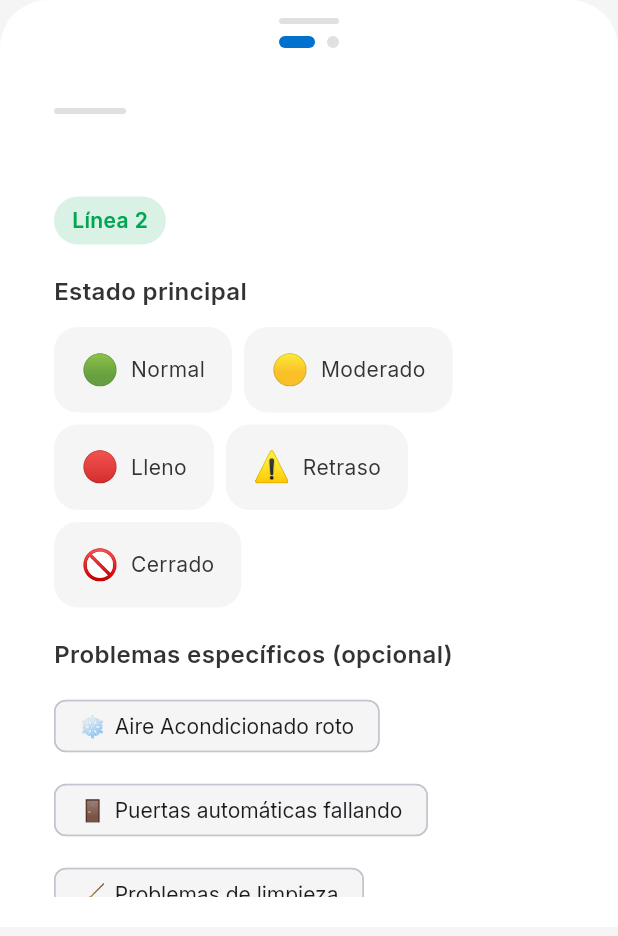
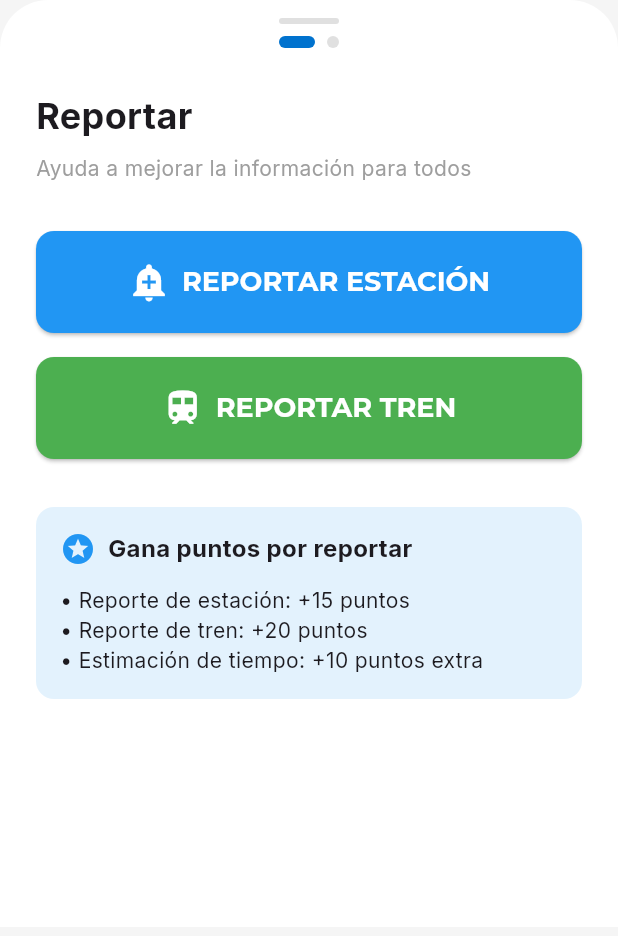
Before and after one commit to dieguzzz/MAQ, a Flutter app: the StationReportSheet widget shown alone on an empty page, opened directly with empty values, swiped to page 2, on a phone screen of 412 x 824 dp. Shown: the top 936 px of the screen. Run offline on Flutter 3.47's test engine with Material 3 defaults, Android fonts, the light colour scheme and no system bars; our stand-ins replace cloud_firestore, cloud_functions, firebase_auth, firebase_core, firebase_messaging, firebase_storage and 10 more; missing offline and left inert: app_settings; accounts and stored records are empty; generated files the repository leaves out were written again; network calls fail; statements that could not run were skipped.

Commit message:
refactor: Actualizar StationReportSheet con dos vistas deslizables
- Primera pÃ¡gina: solo informaciÃ³n de estaciÃ³n (sin botones de reporte)
- Segunda pÃ¡gina: botones para reportar estaciÃ³n y tren
- Integrar nuevos flujos simplificados (StationReportFlowScreen, TrainReportFlowScreen)
- Mantener formato bottom sheet con PageView para deslizar entre vistas

```diff
--- a/lib/widgets/station_report_sheet.dart
+++ b/lib/widgets/station_report_sheet.dart
@@ -15,7 +15,8 @@ import '../services/firebase_service.dart';
 import '../models/learning_report_model.dart';
 import '../models/report_model.dart';
 import 'package:cloud_firestore/cloud_firestore.dart';
-import 'enhanced_report_modal.dart';
+import '../screens/reports/station_report_flow.dart';
+import '../screens/reports/train_report_flow.dart';
 import 'arrival_confirmation_dialog.dart';
 
 /// Widget que combina la información de la estación y el modal de reporte
@@ -127,8 +128,11 @@ class _StationReportSheetState extends State<StationReportSheet> {
                         });
                       },
                     ),
-                    // Página 2: Modal de reporte
-                    EnhancedReportModal(station: widget.station),
+                    // Página 2: Botones de reporte
+                    StationReportView(
+                      station: widget.station,
+                      scrollController: scrollController,
+                    ),
                   ],
                 ),
               ),
@@ -166,15 +170,6 @@ class StationInfoView extends StatelessWidget {
         crossAxisAlignment: CrossAxisAlignment.start,
         children: [
           _HeaderSection(station: station),
-          const SizedBox(height: 24),
-          // Acciones rápidas primero
-          _QuickActions(
-            station: station,
-            trains: trains,
-            onReportStation: onReportPressed,
-            onReportTrain: onReportTrain,
-            scrollController: scrollController,
-          ),
           const SizedBox(height: 24),
           _EtaSection(station: station),
           const SizedBox(height: 24),
@@ -1005,6 +1000,143 @@ class _InfoChip extends StatelessWidget {
   }
 }
 
+/// Vista de reporte (segunda página)
+class StationReportView extends StatelessWidget {
+  final StationModel station;
+  final ScrollController? scrollController;
+
+  const StationReportView({
+    super.key,
+    required this.station,
+    this.scrollController,
+  });
+
+  @override
+  Widget build(BuildContext context) {
+    return SingleChildScrollView(
+      controller: scrollController,
+      padding: const EdgeInsets.symmetric(horizontal: 24, vertical: 16),
+      child: Column(
+        crossAxisAlignment: CrossAxisAlignment.start,
+        children: [
+          const Text(
+            'Reportar',
+            style: TextStyle(
+              fontSize: 24,
+              fontWeight: FontWeight.bold,
+            ),
+          ),
+          const SizedBox(height: 8),
+          const Text(
+            'Ayuda a mejorar la información para todos',
+            style: TextStyle(
+              fontSize: 14,
+              color: Colors.grey,
+            ),
+          ),
+          const SizedBox(height: 32),
+
+          // Botón A: Reportar ESTACIÓN (grande, destacado)
+          SizedBox(
+            width: double.infinity,
+            child: ElevatedButton.icon(
+              onPressed: () {
+                Navigator.pop(context); // Cerrar bottom sheet
+                Navigator.push(
+                  context,
+                  MaterialPageRoute(
+                    builder: (context) => StationReportFlowScreen(
+                      station: station,
+                    ),
+                  ),
+                );
+              },
+              icon: const Icon(Icons.add_alert, size: 28),
+              label: const Text(
+                'REPORTAR ESTACIÓN',
+                style: TextStyle(fontSize: 18, fontWeight: FontWeight.bold),
+              ),
+              style: ElevatedButton.styleFrom(
+                padding: const EdgeInsets.symmetric(vertical: 20),
+                backgroundColor: Colors.blue,
+                foregroundColor: Colors.white,
+                shape: RoundedRectangleBorder(
+                  borderRadius: BorderRadius.circular(12),
+                ),
+              ),
+            ),
+          ),
+          const SizedBox(height: 16),
+
+          // Botón B: Reportar TREN (grande, destacado)
+          SizedBox(
+            width: double.infinity,
+            child: ElevatedButton.icon(
+              onPressed: () {
+                Navigator.pop(context); // Cerrar bottom sheet
+                Navigator.push(
+                  context,
+                  MaterialPageRoute(
+                    builder: (context) => TrainReportFlowScreen(
+                      station: station,
+                    ),
+                  ),
+                );
+              },
+              icon: const Icon(Icons.train, size: 28),
+              label: const Text(
+                'REPORTAR TREN',
+                style: TextStyle(fontSize: 18, fontWeight: FontWeight.bold),
+              ),
+              style: ElevatedButton.styleFrom(
+                padding: const EdgeInsets.symmetric(vertical: 20),
+                backgroundColor: Colors.green,
+                foregroundColor: Colors.white,
+                shape: RoundedRectangleBorder(
+                  borderRadius: BorderRadius.circular(12),
+                ),
+              ),
+            ),
+          ),
+
+          const SizedBox(height: 32),
+
+          // Información de puntos
+          Container(
+            padding: const EdgeInsets.all(16),
+            decoration: BoxDecoration(
+              color: Colors.blue[50],
+              borderRadius: BorderRadius.circular(12),
+            ),
+            child: const Column(
+              crossAxisAlignment: CrossAxisAlignment.start,
+              children: [
+                Row(
+                  children: [
+                    Icon(Icons.stars, color: Colors.blue),
+                    SizedBox(width: 8),
+                    Text(
+                      'Gana puntos por reportar',
+                      style: TextStyle(
+                        fontSize: 16,
+                        fontWeight: FontWeight.bold,
+                      ),
+                    ),
+                  ],
+                ),
+                SizedBox(height: 12),
+                Text('• Reporte de estación: +15 puntos'),
+                Text('• Reporte de tren: +20 puntos'),
+                Text('• Estimación de tiempo: +10 puntos extra'),
+              ],
+            ),
+          ),
+        ],
+      ),
+    );
+  }
+}
+
 /// Datos de ETA
 class _EtaData {
   const _EtaData({
```
